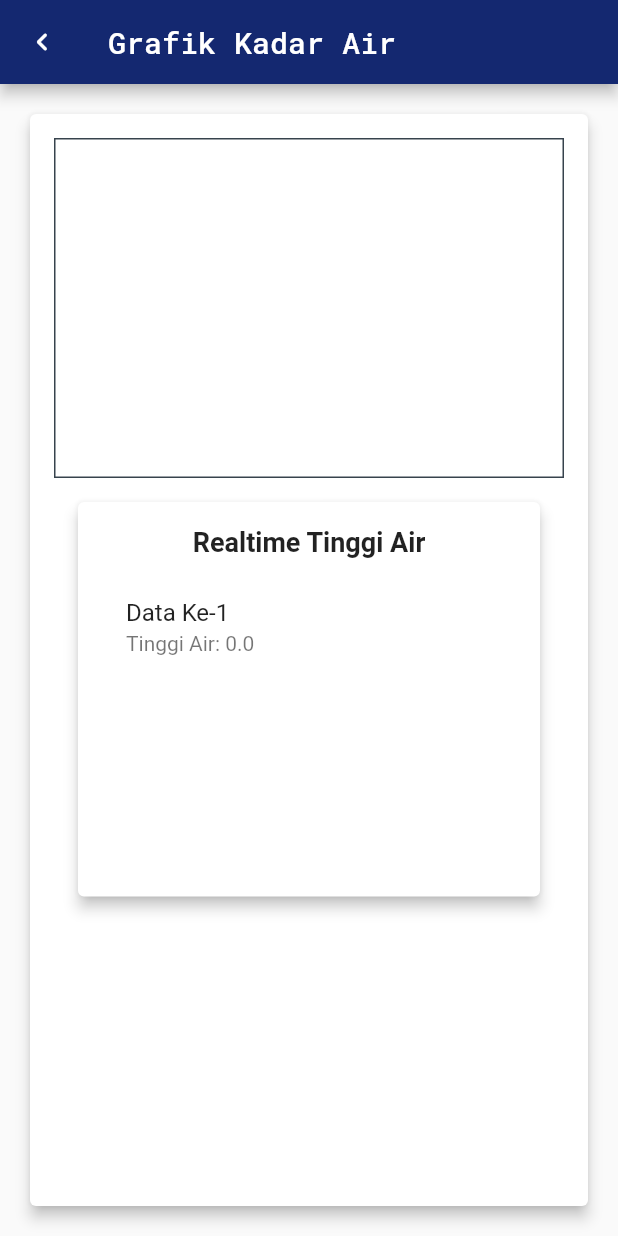
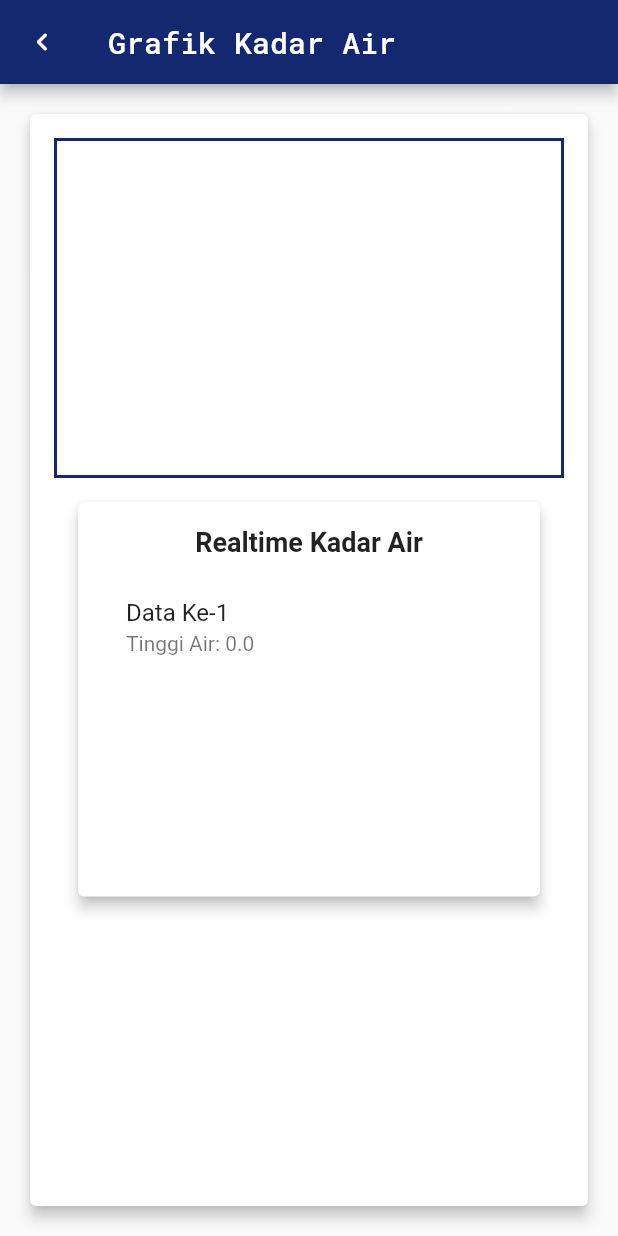
Before and after one commit to mirzahafizh/monitoringrealtime, a Flutter app: the LihatGrafikKadarAir screen opened directly, on a phone screen of 412 x 824 dp. Run offline on Flutter 3.47's test engine with Material 2 defaults, Android fonts, the phone set to English and light mode, and no system bars; drawn by our look-alikes of fl_chart; our stand-ins replace firebase_core, firebase_database; accounts and stored records are empty.

Commit message:
update tampilan

```diff
--- a/lib/LihatGrafikKadarAir.dart
+++ b/lib/LihatGrafikKadarAir.dart
@@ -80,8 +80,8 @@ class _RealtimeChartState extends State<RealtimeChart> {
               borderData: FlBorderData(
                 show: true,
                 border: Border.all(
-                  color: const Color(0xff37434d),
-                  width: 1,
+                  color: const Color(0xff142870),
+                  width: 2,
                 ),
               ),
               minX: 0,
@@ -95,7 +95,7 @@ class _RealtimeChartState extends State<RealtimeChart> {
                     return FlSpot(entry.key.toDouble(), entry.value);
                   }).toList(),
                   isCurved: true,
-                  colors: [Colors.blue], // Warna garis grafik
+                  colors: const [Color(0xff54DCC7)], // Warna garis grafik
                   dotData: FlDotData(show: false),
                   belowBarData: BarAreaData(show: false),
                 ),
@@ -111,7 +111,7 @@ class _RealtimeChartState extends State<RealtimeChart> {
             child: Column(
               children: [
                 Text(
-                  'Realtime Tinggi Air',
+                  'Realtime Kadar Air',
                   style: TextStyle(fontSize: 18, fontWeight: FontWeight.bold),
                 ),
                 SizedBox(height: 10),
--- a/lib/LihatGrafikKekeruhan.dart
+++ b/lib/LihatGrafikKekeruhan.dart
@@ -80,7 +80,7 @@ class _RealtimeChartState extends State<RealtimeChart> {
               borderData: FlBorderData(
                 show: true,
                 border: Border.all(
-                  color: const Color(0xff37434d),
+                  color: const Color(0xff142870),
                   width: 1,
                 ),
               ),
@@ -95,7 +95,7 @@ class _RealtimeChartState extends State<RealtimeChart> {
                     return FlSpot(entry.key.toDouble(), entry.value);
                   }).toList(),
                   isCurved: true,
-                  colors: [Colors.blue], // Warna garis grafik
+                  colors: const [Color(0xff54DCC7)], // Warna garis grafik
                   dotData: FlDotData(show: false),
                   belowBarData: BarAreaData(show: false),
                 ),
@@ -111,7 +111,7 @@ class _RealtimeChartState extends State<RealtimeChart> {
             child: Column(
               children: [
                 Text(
-                  'Realtime Tinggi Air',
+                  'Realtime Kekeruhan Air',
                   style: TextStyle(fontSize: 18, fontWeight: FontWeight.bold),
                 ),
                 SizedBox(height: 10),
--- a/lib/LihatGrafikPage.dart
+++ b/lib/LihatGrafikPage.dart
@@ -78,7 +78,7 @@ class _RealtimeChartState extends State<RealtimeChart> {
               borderData: FlBorderData(
                 show: true,
                 border: Border.all(
-                  color: const Color(0xff37434d),
+                  color: const Color(0xff142870),
                   width: 1,
                 ),
               ),
@@ -93,7 +93,7 @@ class _RealtimeChartState extends State<RealtimeChart> {
                     return FlSpot(entry.key.toDouble(), entry.value);
                   }).toList(),
                   isCurved: true,
-                  colors: [Colors.blue], // Warna garis grafik
+                  colors: const [Color(0xff54DCC7)], // Warna garis grafik
                   dotData: FlDotData(show: false),
                   belowBarData: BarAreaData(show: false),
                 ),
@@ -109,7 +109,7 @@ class _RealtimeChartState extends State<RealtimeChart> {
             child: Column(
               children: [
                 Text(
-                  'Realtime Tinggi Air',
+                  'Realtime Suhu Air',
                   style: TextStyle(fontSize: 18, fontWeight: FontWeight.bold),
                 ),
                 SizedBox(height: 10),
--- a/lib/LihatGrafikTdsAir.dart
+++ b/lib/LihatGrafikTdsAir.dart
@@ -78,7 +78,7 @@ class _RealtimeChartState extends State<RealtimeChart> {
               borderData: FlBorderData(
                 show: true,
                 border: Border.all(
-                  color: const Color(0xff37434d),
+                  color: const Color(0xff142870),
                   width: 1,
                 ),
               ),
@@ -93,7 +93,7 @@ class _RealtimeChartState extends State<RealtimeChart> {
                     return FlSpot(entry.key.toDouble(), entry.value);
                   }).toList(),
                   isCurved: true,
-                  colors: [Colors.blue], // Warna garis grafik
+                  colors: const [Color(0xff54DCC7)], // Warna garis grafik
                   dotData: FlDotData(show: false),
                   belowBarData: BarAreaData(show: false),
                 ),
@@ -109,7 +109,7 @@ class _RealtimeChartState extends State<RealtimeChart> {
             child: Column(
               children: [
                 Text(
-                  'Realtime Tinggi Air',
+                  'Realtime TDS Air',
                   style: TextStyle(fontSize: 18, fontWeight: FontWeight.bold),
                 ),
                 SizedBox(height: 10),
--- a/lib/LihatGrafikTinggiAir.dart
+++ b/lib/LihatGrafikTinggiAir.dart
@@ -77,7 +77,7 @@ class _RealtimeChartState extends State<RealtimeChart> {
               borderData: FlBorderData(
                 show: true,
                 border: Border.all(
-                  color: const Color(0xff37434d),
+                  color: const Color(0xff142870),
                   width: 1,
                 ),
               ),
@@ -92,7 +92,7 @@ class _RealtimeChartState extends State<RealtimeChart> {
                     return FlSpot(entry.key.toDouble(), entry.value);
                   }).toList(),
                   isCurved: true,
-                  colors: [Colors.blue], // Warna garis grafik
+                  colors: const [Color(0xff54DCC7)], // Warna garis grafik
                   dotData: FlDotData(show: false),
                   belowBarData: BarAreaData(show: false),
                 ),
```
